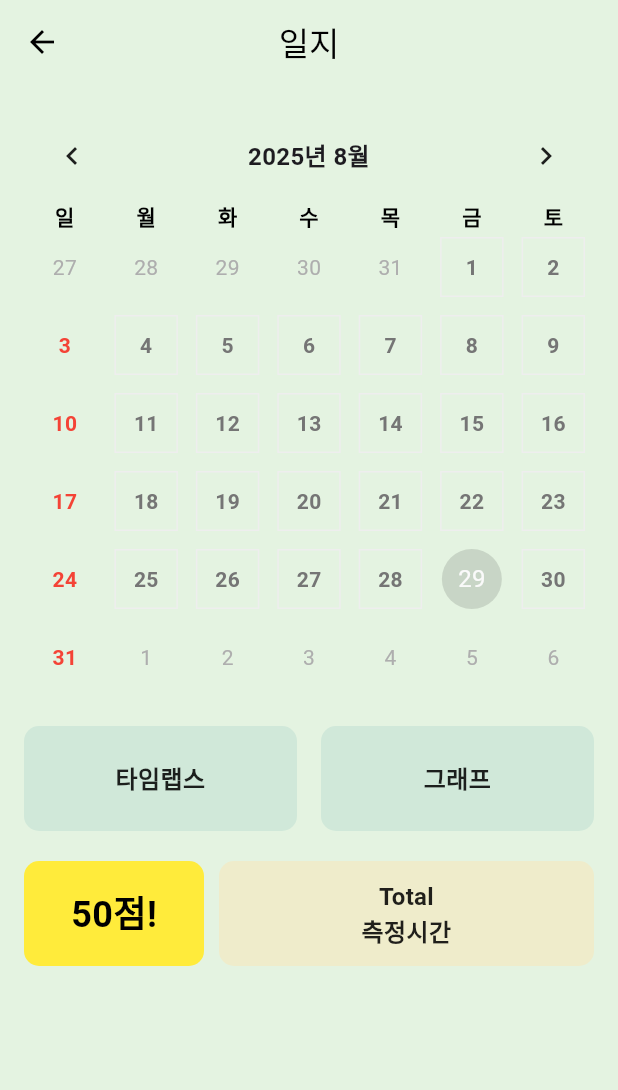
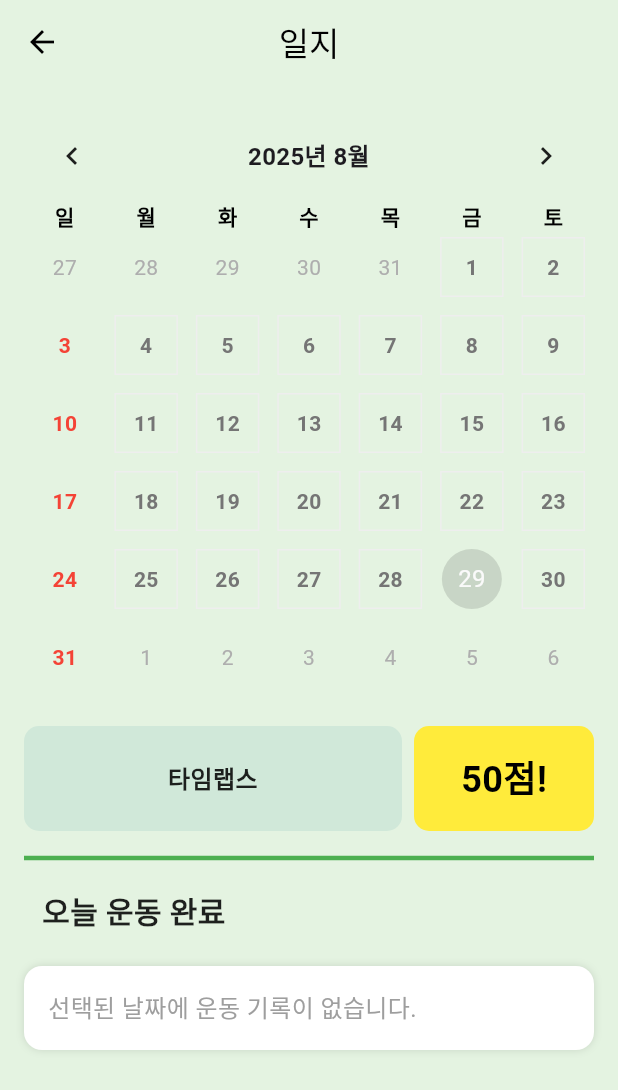
Before and after one commit to tmdgo01/2025Tutleneck, a Flutter app: the screen it shows after launch, after a tap on "일지", on a phone screen of 412 x 824 dp. Shown: the top 1090 px of the screen. Run offline on Flutter 3.47's test engine with Material 3 defaults, Android fonts, the phone set to English and light mode, and no system bars; drawn by our look-alikes of table_calendar; our stand-ins replace audioplayers, video_player.

Commit message:
운동 일지에 목록 추가

```diff
--- a/lib/daily_screen.dart
+++ b/lib/daily_screen.dart
@@ -1,5 +1,7 @@
 import 'package:flutter/material.dart';
 import 'package:table_calendar/table_calendar.dart';
+import 'package:provider/provider.dart';
+import 'exercise_screen.dart';
 
 class DailyScreen extends StatefulWidget {
   const DailyScreen({super.key});
@@ -148,34 +150,6 @@ class _DailyScreenState extends State<DailyScreen> {
                       ),
                     ),
 
-                    // 그래프 박스
-                    Expanded(
-                      child: Container(
-                        height: 70.0,
-                        margin: EdgeInsets.only(left: 8.0),
-                        decoration: BoxDecoration(
-                          color: Color(0xFFD0E8D9),
-                          borderRadius: BorderRadius.circular(10),
-                        ),
-                        alignment: Alignment.center,
-                        child: Text(
-                          '그래프',
-                          textAlign: TextAlign.center,
-                          style: TextStyle(
-                            fontWeight: FontWeight.bold,
-                            fontSize: 16.0,
-                            color: Colors.black87,
-                          ),
-                        ),
-                      ),
-                    ),
-                  ],
-                ),
-
-                SizedBox(height: 20.0),  // 두 Row 사이 간격
-
-                Row(
-                  children: [
                         // 점수 박스
                         Container(
                           width: 120.0,
@@ -194,30 +168,111 @@ class _DailyScreenState extends State<DailyScreen> {
                             ),
                           ),
                         ),
+                  ],
+                ),
 
-                    SizedBox(width: 10.0),
+                SizedBox(height: 10.0),
+                // 선으로 구분
+                Divider(
+                  color: Colors.green,    // 선 색상
+                  thickness: 3.0,    // 선 두께
+                  indent: 0.0,     // 왼쪽 여백
+                  endIndent: 0.0,  // 오른쪽 여백
+                ),
 
-                    // 토탈 박스
-                    Expanded(
-                      child: Container(
-                        height: 70.0,
-                        decoration: BoxDecoration(
-                          color: Color(0xFFEFECCB),
-                          borderRadius: BorderRadius.circular(10),
+
+                ////// 날짜 선택 후 운동 목록 표시하는 부분 ////////
+                SingleChildScrollView(
+                  child: Consumer<ExerciseLog>(
+                    builder: (context, exerciseLog, child) {
+                      List<String> exercisesForSelectedDay =
+                      exerciseLog.getExercisesForDay(_selectedDay ?? DateTime.now());
+
+                      return Column(
+                        crossAxisAlignment: CrossAxisAlignment.start,
+                        children: [
+                          Padding(
+                              padding: EdgeInsets.symmetric(
+                                vertical: 12.0,
+                                horizontal: 12.0,
                               ),
-                        alignment: Alignment.center,
-                        child: Text(
-                          'Total\n측정시간',
-                          textAlign: TextAlign.center,
+                            child: Text('오늘 운동 완료',
                               style: TextStyle(
+                                fontSize: 20.0,
                                 fontWeight: FontWeight.bold,
-                            fontSize: 16,
                                 color: Colors.black87,
                               ),
                             ),
                           ),
+                          if(exercisesForSelectedDay.isNotEmpty)
+                            Container(
+                              width: double.infinity,   // 화면 크기 가로에 맞게
+                              padding: EdgeInsets.all(16.0),
+                              margin: EdgeInsets.only(top: 3.0),
+                              decoration: BoxDecoration(
+                                color: Colors.white,
+                                borderRadius: BorderRadius.circular(16.0),
+                                boxShadow: [
+                                  BoxShadow(
+                                    blurRadius: 4.0,
+                                    color: Colors.black12,
                                   ),
                                 ],
+                              ),
+                              child: Column(
+                                  crossAxisAlignment: CrossAxisAlignment.start,
+                                  children:
+                                  exercisesForSelectedDay.map((e) {
+                                    return Row(
+                                      children: [
+                                        //// 운동 아이콘 추가 ////
+                                        Image.asset(
+                                          'asset/1.png',
+                                          width: 30.0,
+                                          height: 30.0,
+                                        ),
+
+                                        Text(
+                                          e,
+                                          style: TextStyle(
+                                            fontSize: 16.0,
+                                            fontWeight: FontWeight.w500,
+                                            color: Colors.black,
+                                          ),
+                                        ),
+                                      ],
+                                    );
+                                  }).toList()
+                              ),
+                            ),
+
+                          if(exercisesForSelectedDay.isEmpty)
+                            Container(
+                              width: double.infinity,   // 화면 크기 가로에 맞게
+                              padding: EdgeInsets.all(16.0), // padding 속성 추가
+                              margin: EdgeInsets.only(top: 10.0), // 위쪽 간격
+                              decoration: BoxDecoration(
+                                color: Colors.white,
+                                borderRadius: BorderRadius.circular(12.0),
+                                boxShadow: [
+                                  BoxShadow(
+                                    blurRadius: 4.0,
+                                    color: Colors.black12,
+                                  ),
+                                ],
+                              ),
+                              child: Text(
+                                '선택된 날짜에 운동 기록이 없습니다.',
+                                style: TextStyle(
+                                  fontSize: 16.0,
+                                  color: Colors.grey,
+                                ),
+                              ),
+                            ),
+                        ],
+                      );
+                    },
+                  ),
                 ),
               ],
             ),
--- a/lib/exercise_screen.dart
+++ b/lib/exercise_screen.dart
@@ -1,4 +1,5 @@
 import 'package:flutter/material.dart';
+import 'package:provider/provider.dart';
 import 'package:video_player/video_player.dart';
 import 'package:audioplayers/audioplayers.dart';
 
@@ -188,6 +189,8 @@ class _ExerciseDetailScreenState extends State<_ExerciseDetailScreen> {
   @override
   void dispose() {
     _controller?.dispose();
+    /// 뒤로가기시 음성 중지
+    _audioPlayer.stop();
     super.dispose();
   }
 
@@ -317,8 +320,6 @@ class _ExerciseDetailScreenState extends State<_ExerciseDetailScreen> {
               ),
                 // 나중에 Image.asset(exercise.gifPath)로 교체
 
-
-
             SizedBox(height: 30.0),
 
             // 운동 설명
@@ -375,8 +376,13 @@ class _ExerciseDetailScreenState extends State<_ExerciseDetailScreen> {
                 ),
               ),
               onPressed: () async {
-                // 나중에 TTS 또는 오디오 재생
                 try{
+                  ///// 운동 기록 저장 //////
+                  final today = DateTime.now();
+                  final exerciseName = widget.exercise.title;
+                  Provider.of<ExerciseLog>(context, listen: false).addExercise(today, exerciseName);
+
+                  //// 나중에 TTS 또는 오디오 재생 /////
                   await _audioPlayer.play(AssetSource('vo1-1.mp3'));
                   print('운동타이머 출력됨!');
                 } catch (e) {
@@ -521,3 +527,33 @@ final List<Exercise> exercises = [
   ),
   // 다른 운동도 동일하게 추가
 ];
+
+
+////// 날짜별 운동 기록 저장 //////
+class ExerciseLog extends ChangeNotifier {
+  final Map<String, List<String>> _log = {};
+
+  //// 운동기록 추가 /////
+  void addExercise(DateTime date, String exerciseName) {
+    final key = _formatDate(date);
+    if (_log.containsKey(key)) {
+      if (!_log[key]!.contains(exerciseName)) {
+        _log[key]!.add(exerciseName);
+      }
+    } else {
+      _log[key] = [exerciseName];
+    }
+    notifyListeners();
+  }
+
+///// 특정 날짜의 운동 목록 반화 //////
+  List<String> getExercisesForDay(DateTime date) {
+    final key = _formatDate(date);
+    return _log[key] ?? [];
+  }
+
+  String _formatDate(DateTime date) {
+    return '${date.year}-${date.month.toString().padLeft(2, '0')}-${date.day
+        .toString().padLeft(2, '0')}';
+  }
+}
--- a/lib/main.dart
+++ b/lib/main.dart
@@ -5,15 +5,21 @@ import 'package:intl/date_symbol_data_local.dart';
 import 'package:table_calendar/table_calendar.dart';
 import 'alarm_list_page.dart';
 import 'daily_screen.dart';
+import 'package:provider/provider.dart';
+import 'exercise_screen.dart';
 
 void main() async {
   WidgetsFlutterBinding.ensureInitialized();
   await initializeDateFormatting();
 
-  runApp(MaterialApp(
-    debugShowCheckedModeBanner: false,
-    home: HomeScreen(),
-  ));
+  runApp(
+      ChangeNotifierProvider(
+        create: (context) => ExerciseLog(),
+        child: MaterialApp(
+            debugShowCheckedModeBanner: false,
+            home: HomeScreen(),
+          ),
+      ));
 }
 
 class HomeScreen extends StatelessWidget {
--- a/pubspec.yaml
+++ b/pubspec.yaml
@@ -39,6 +39,7 @@ dependencies:
   video_player: ^2.7.0
   video_player_android: ^2.3.7
   audioplayers: ^6.5.0
+  provider: ^6.1.0
 
 
 dev_dependencies:
```
Also changed, not shown: flutter_01.png (added), pubspec.lock. Lines whose indentation alone changed are shown as unchanged.
